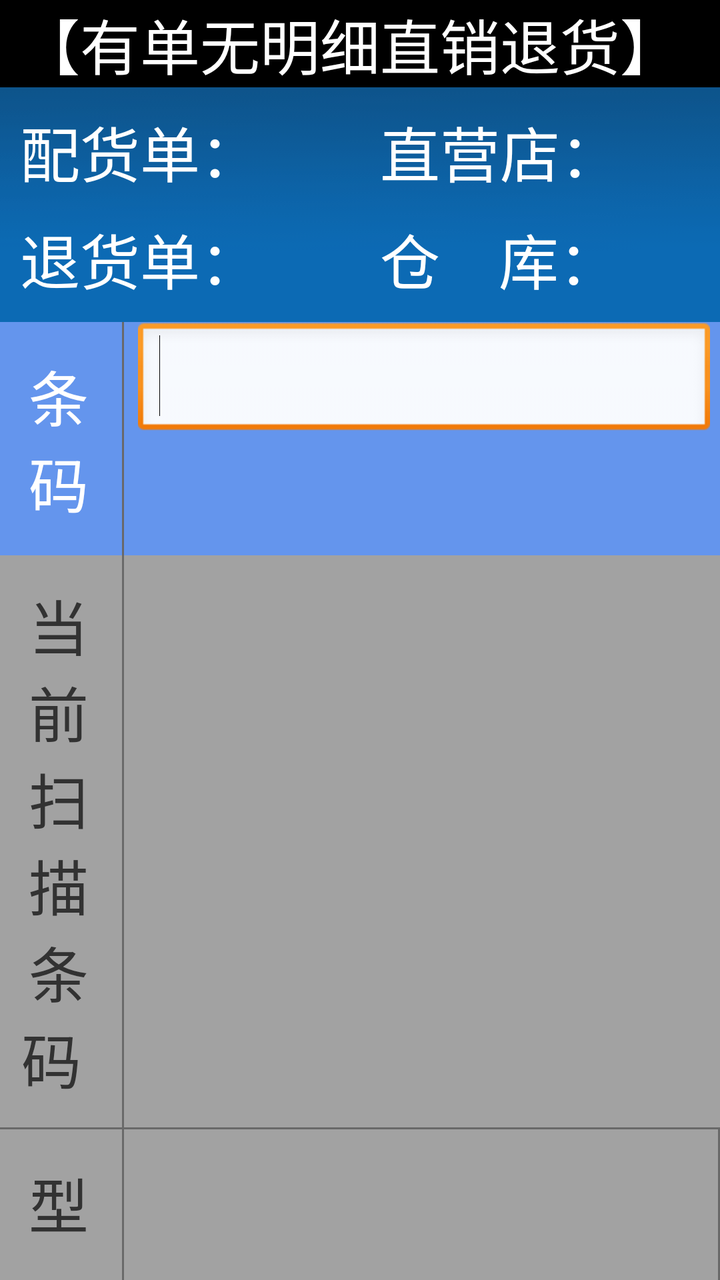
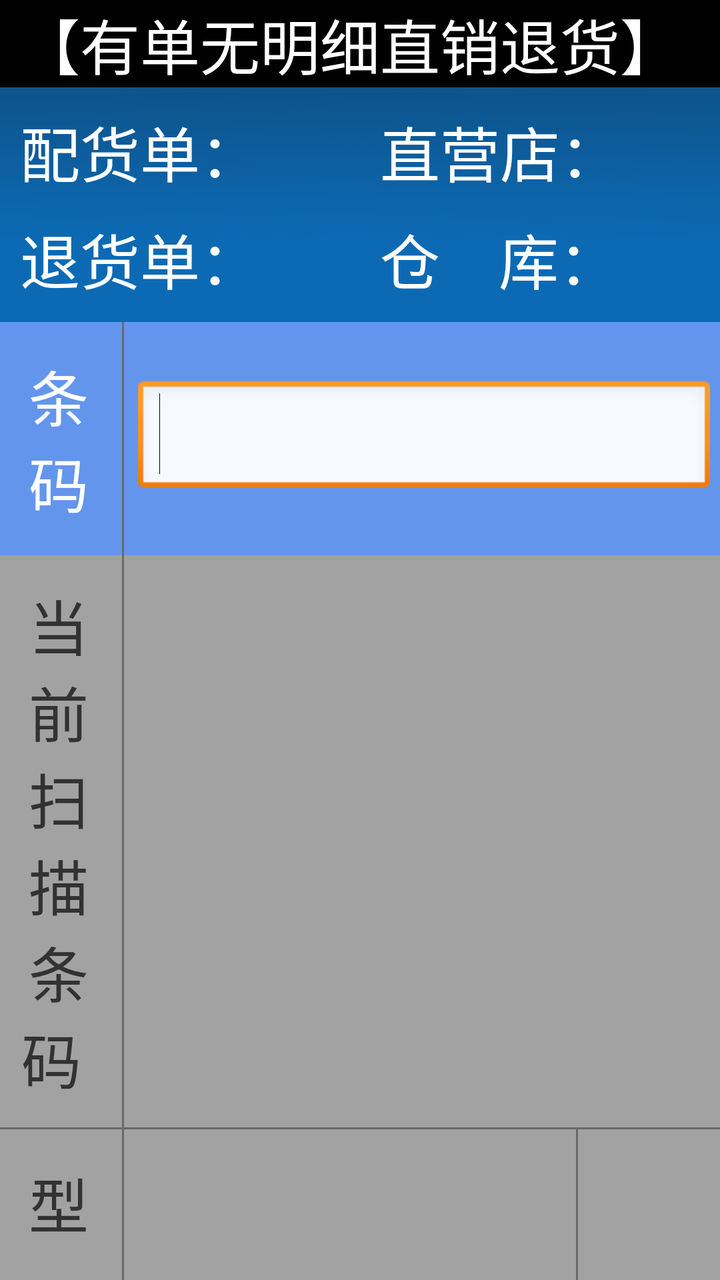

Screens rendered from an Android XML layout before and after an edit, with the pre-edit source and the edit as a unified diff.
<!-- AndroidManifest.xml: application theme android:Theme.Light.NoTitleBar -->
<!-- res/layout/new_p_dv_returnedpurchase_z_l_bill.xml -->
<?xml version="1.0" encoding="utf-8"?>
<LinearLayout xmlns:android="http://schemas.android.com/apk/res/android"
    xmlns:tools="http://schemas.android.com/tools"
    android:layout_width="match_parent"
    android:layout_height="match_parent"
    android:orientation="vertical"
    tools:ignore="HardcodedText,dpUsage,InefficientWeight,UselessLeaf" >

    <TextView
        android:id="@+id/tv_title"
        android:layout_width="match_parent"
        android:layout_height="wrap_content"
        android:background="@color/black"
        android:gravity="left"
        android:paddingLeft="10dp"
        android:text="【有单无明细直销退货】"
        android:textColor="@color/white"
        android:textSize="30dp" />

    <LinearLayout
        android:layout_width="match_parent"
        android:layout_height="wrap_content"
        android:background="@drawable/titlebar_back"
        android:gravity="center_vertical"
        android:orientation="horizontal" >

        <RelativeLayout
            android:id="@+id/relayout_left"
            android:layout_width="0dp"
            android:layout_height="fill_parent"
            android:layout_weight="1"
            android:gravity="center_vertical"
            android:paddingBottom="10dp"
            android:paddingTop="10dp" >

            <RelativeLayout
                android:id="@+id/relayout_source_billno"
                android:layout_width="match_parent"
                android:layout_height="wrap_content"
                android:visibility="visible" >

                <TextView
                    android:id="@+id/tv_source_billno_str"
                    android:layout_width="wrap_content"
                    android:layout_height="wrap_content"
                    android:layout_centerVertical="true"
                    android:layout_marginLeft="10dp"
                    android:text="配货单："
                    android:textColor="@color/white"
                    android:textSize="30dp" />

                <TextView
                    android:id="@+id/tv_source_billno"
                    android:layout_width="wrap_content"
                    android:layout_height="wrap_content"
                    android:layout_centerVertical="true"
                    android:layout_toRightOf="@id/tv_source_billno_str"
                    android:text=""
                    android:textColor="@color/white"
                    android:textSize="30dp" />
            </RelativeLayout>

            <RelativeLayout
                android:id="@+id/relayout_billno"
                android:layout_width="match_parent"
                android:layout_height="wrap_content"
                android:layout_below="@id/relayout_source_billno"
                android:layout_marginTop="10dp" >

                <TextView
                    android:id="@+id/tv_billno_str"
                    android:layout_width="wrap_content"
                    android:layout_height="wrap_content"
                    android:layout_centerVertical="true"
                    android:layout_marginLeft="10dp"
                    android:text="退货单："
                    android:textColor="@color/white"
                    android:textSize="30dp" />

                <TextView
                    android:id="@+id/tv_billno"
                    android:layout_width="wrap_content"
                    android:layout_height="wrap_content"
                    android:layout_centerVertical="true"
                    android:layout_toRightOf="@id/tv_billno_str"
                    android:text=""
                    android:textColor="@color/white"
                    android:textSize="30dp" />
            </RelativeLayout>
        </RelativeLayout>

        <RelativeLayout
            android:id="@+id/relayout_right"
            android:layout_width="0dp"
            android:layout_height="fill_parent"
            android:layout_weight="1"
            android:gravity="center_vertical"
            android:paddingBottom="10dp"
            android:paddingTop="10dp" >

            <RelativeLayout
                android:id="@+id/relayout_company"
                android:layout_width="match_parent"
                android:layout_height="wrap_content"
                android:visibility="visible" >

                <TextView
                    android:id="@+id/tv_company_str"
                    android:layout_width="wrap_content"
                    android:layout_height="wrap_content"
                    android:layout_centerVertical="true"
                    android:layout_marginLeft="10dp"
                    android:text="直营店："
                    android:textColor="@color/white"
                    android:textSize="30dp" />

                <TextView
                    android:id="@+id/tv_company_name"
                    android:layout_width="wrap_content"
                    android:layout_height="wrap_content"
                    android:layout_centerVertical="true"
                    android:layout_toRightOf="@id/tv_company_str"
                    android:text=""
                    android:textColor="@color/white"
                    android:textSize="30dp" />
            </RelativeLayout>

            <RelativeLayout
                android:id="@+id/relayout_stock"
                android:layout_width="match_parent"
                android:layout_height="wrap_content"
                android:layout_below="@id/relayout_company"
                android:layout_marginTop="10dp" >

                <TextView
                    android:id="@+id/tv_stock_str"
                    android:layout_width="wrap_content"
                    android:layout_height="wrap_content"
                    android:layout_centerVertical="true"
                    android:layout_marginLeft="10dp"
                    android:text="仓    库："
                    android:textColor="@color/white"
                    android:textSize="30dp" />

                <TextView
                    android:id="@+id/tv_stock_name"
                    android:layout_width="wrap_content"
                    android:layout_height="wrap_content"
                    android:layout_centerVertical="true"
                    android:layout_toRightOf="@id/tv_stock_str"
                    android:text=""
                    android:textColor="@color/white"
                    android:textSize="30dp" />
            </RelativeLayout>
        </RelativeLayout>
    </LinearLayout>

    <LinearLayout
        android:layout_width="match_parent"
        android:layout_height="wrap_content"
        android:background="@color/cornflowerblue"
        android:orientation="horizontal" >

        <TextView
            android:layout_width="0dp"
            android:layout_height="wrap_content"
            android:layout_weight="0.5"
            android:gravity="center"
            android:paddingBottom="15dp"
            android:paddingTop="15dp"
            android:text="条\t\t码"
            android:textColor="@color/white"
            android:textSize="30dp" />

        <View
            android:layout_width="1dp"
            android:layout_height="fill_parent"
            android:layout_marginLeft="2dp"
            android:layout_marginRight="2dp"
            android:background="#696969" />

        <LinearLayout
            android:layout_width="0dp"
            android:layout_height="wrap_content"
            android:layout_weight="2.5"
            android:gravity="center_vertical"
            android:orientation="horizontal" >

            <EditText
                android:id="@+id/et_barcode"
                android:layout_width="0dp"
                android:layout_height="match_parent"
                android:layout_marginLeft="5dp"
                android:layout_marginRight="5dp"
                android:layout_weight="1.5"
                android:ems="18"
                android:focusable="true"
                android:focusableInTouchMode="true"
                android:gravity="center_vertical"
                android:inputType="text"
                android:textSize="30dp" >

                <requestFocus />
            </EditText>

            <Spinner
                android:id="@+id/Spinner_type"
                android:layout_width="140dp"
                android:layout_height="50dp"
                android:gravity="center"
                android:spinnerMode="dialog"
                android:visibility="gone" />

            <Button
                android:id="@+id/btn_p_dv_returnedpurchase_z_l_bill_revoke"
                android:layout_width="0dp"
                android:layout_height="wrap_content"
                android:layout_marginLeft="10dp"
                android:layout_marginRight="10dp"
                android:layout_weight="0.5"
                android:text="撤销"
                android:visibility="gone" />
        </LinearLayout>
    </LinearLayout>

    <LinearLayout
        android:layout_width="match_parent"
        android:layout_height="wrap_content"
        android:background="#A2A2A2"
        android:orientation="horizontal" >

        <LinearLayout
            android:layout_width="0dp"
            android:layout_height="wrap_content"
            android:layout_marginBottom="3dp"
            android:layout_marginTop="3dp"
            android:layout_weight="0.5"
            android:orientation="vertical" >

            <TextView
                android:layout_width="match_parent"
                android:layout_height="wrap_content"
                android:gravity="center"
                android:paddingBottom="10dp"
                android:paddingTop="10dp"
                android:text="当前扫描条码 "
                android:textSize="30dp" />
        </LinearLayout>

        <View
            android:layout_width="1dp"
            android:layout_height="match_parent"
            android:layout_marginLeft="2dp"
            android:layout_marginRight="2dp"
            android:background="#696969" />

        <LinearLayout
            android:layout_width="0dp"
            android:layout_height="wrap_content"
            android:layout_gravity="center_vertical"
            android:layout_weight="2.5"
            android:orientation="vertical" >

            <TextView
                android:id="@+id/tv_show_code"
                android:layout_width="match_parent"
                android:layout_height="wrap_content"
                android:paddingLeft="5dp"
                android:text=""
                android:textSize="30dp" />
        </LinearLayout>
    </LinearLayout>

    <View
        android:layout_width="match_parent"
        android:layout_height="1dp"
        android:background="#696969" />

    <LinearLayout
        android:layout_width="fill_parent"
        android:layout_height="wrap_content"
        android:background="#A2A2A2"
        android:gravity="center_vertical"
        android:orientation="horizontal" >

        <LinearLayout
            android:layout_width="0dp"
            android:layout_height="wrap_content"
            android:layout_weight="0.5"
            android:orientation="vertical"
            android:paddingBottom="15dp"
            android:paddingTop="15dp" >

            <TextView
                android:id="@+id/TextView06"
                android:layout_width="match_parent"
                android:layout_height="wrap_content"
                android:gravity="center"
                android:text="型号色号 "
                android:textSize="30dp" />

            <TextView
                android:layout_width="match_parent"
                android:layout_height="wrap_content"
                android:gravity="center"
                android:text="(产品ID) "
                android:textSize="28dp" />
        </LinearLayout>

        <View
            android:layout_width="1dp"
            android:layout_height="match_parent"
            android:layout_marginLeft="2dp"
            android:layout_marginRight="2dp"
            android:background="#696969" />

        <LinearLayout
            android:layout_width="0dp"
            android:layout_height="wrap_content"
            android:layout_weight="2.5"
            android:orientation="vertical" >

            <TextView
                android:id="@+id/tv_model_colors"
                android:layout_width="match_parent"
                android:layout_height="wrap_content"
                android:paddingLeft="5dp"
                android:text=""
                android:textSize="30dp" />

            <TextView
                android:id="@+id/tv_goodsid"
                android:layout_width="match_parent"
                android:layout_height="wrap_content"
                android:paddingLeft="5dp"
                android:text=""
                android:textSize="28dp" />
        </LinearLayout>

        <View
            android:layout_width="1dp"
            android:layout_height="match_parent"
            android:background="#696969" />
    </LinearLayout>

    <LinearLayout
        android:layout_width="match_parent"
        android:layout_height="wrap_content"
        android:layout_weight="2.88"
        android:orientation="vertical" >

        <LinearLayout
            android:layout_width="match_parent"
            android:layout_height="80dp"
            android:gravity="center_vertical"
            android:orientation="horizontal" >

            <TextView
                android:id="@+id/TextView07"
                android:layout_width="0dp"
                android:layout_height="fill_parent"
                android:layout_weight="1"
                android:background="#D7D7D7"
                android:gravity="center"
                android:text="此型号累计"
                android:textSize="30dp" />

            <View
                android:layout_width="2dp"
                android:layout_height="fill_parent"
                android:background="#AEAEAE" />

            <TextView
                android:id="@+id/TextView09"
                android:layout_width="0dp"
                android:layout_height="fill_parent"
                android:layout_weight="1"
                android:background="#D7D7D7"
                android:gravity="center"
                android:text="合\t计"
                android:textSize="30dp" />
        </LinearLayout>

        <View
            android:layout_width="match_parent"
            android:layout_height="1dp"
            android:background="#AEAEAE" />

        <LinearLayout
            android:layout_width="match_parent"
            android:layout_height="fill_parent"
            android:gravity="center_vertical"
            android:orientation="horizontal" >

            <TextView
                android:id="@+id/tv_curqty"
                android:layout_width="0dp"
                android:layout_height="fill_parent"
                android:layout_weight="1"
                android:gravity="center"
                android:text="0"
                android:textColor="@color/darkgreen"
                android:textSize="60dp" />

            <View
                android:layout_width="2dp"
                android:layout_height="fill_parent"
                android:background="#AEAEAE" />

            <TextView
                android:id="@+id/tv_totalqty"
                android:layout_width="0dp"
                android:layout_height="fill_parent"
                android:layout_weight="1"
                android:gravity="center"
                android:text="0"
                android:textSize="60dp" />
        </LinearLayout>
    </LinearLayout>

    <LinearLayout
        android:id="@+id/LinearLayout01"
        android:layout_width="match_parent"
        android:layout_height="wrap_content"
        android:background="@drawable/titlebar_back"
        android:gravity="center"
        android:orientation="horizontal"
        android:paddingBottom="10dp"
        android:paddingTop="10dp" >

        <Button
            android:id="@+id/btn_list"
            android:layout_width="250dp"
            android:layout_height="80dp"
            android:text="明细"
            android:textSize="@dimen/show_title_size" />

        <Button
            android:id="@+id/btn_print"
            android:layout_width="250dp"
            android:layout_height="80dp"
            android:layout_marginLeft="30dp"
            android:text="打印"
            android:textSize="@dimen/show_title_size" />

        <Button
            android:id="@+id/btn_exit"
            android:layout_width="250dp"
            android:layout_height="80dp"
            android:layout_marginLeft="30dp"
            android:text="完成"
            android:textSize="@dimen/show_title_size" />
    </LinearLayout>

</LinearLayout>
<!-- resources referenced by this layout -->
<resources>
  <color name="black">#000000</color>
  <color name="cornflowerblue">#6495ED</color>
  <color name="darkgreen">#006400</color>
  <color name="white">#FFFFFF</color>
  <dimen name="show_title_size">30dp</dimen>
  <!-- drawable titlebar_back: png bitmap (drawable-hdpi, 3336 bytes) -->
</resources>

<!-- the commit's change to res/layout/new_p_dv_returnedpurchase_z_l_bill.xml (unified diff, before → after) -->
@@ -37,7 +37,7 @@
                 android:id="@+id/relayout_source_billno"
                 android:layout_width="match_parent"
                 android:layout_height="wrap_content"
-                android:visibility="visible" >
+                android:visibility="visible">
 
                 <TextView
                     android:id="@+id/tv_source_billno_str"
@@ -183,7 +183,8 @@
             android:layout_width="0dp"
             android:layout_height="wrap_content"
             android:layout_weight="2.5"
-            android:gravity="center_vertical"
+
+            android:layout_gravity="center_vertical"
             android:orientation="horizontal" >
 
             <EditText
@@ -299,12 +300,35 @@
                 android:text="型号色号 "
                 android:textSize="30dp" />
 
-            <TextView
-                android:layout_width="match_parent"
-                android:layout_height="wrap_content"
-                android:gravity="center"
-                android:text="(产品ID) "
-                android:textSize="28dp" />
+            
+            
+            
+            
+            
+            
+
+            <LinearLayout
+                android:layout_width="wrap_content"
+                android:layout_height="wrap_content"
+                android:orientation="horizontal"
+                android:gravity="center"
+                android:layout_gravity="center">
+                <TextView
+                    android:layout_width="match_parent"
+                    android:layout_height="wrap_content"
+                    android:gravity="center"
+                    android:text="(产品ID)"
+                    android:textSize="28dp" />
+                <TextView
+                    android:id="@+id/tv_instock_batch"
+                    android:layout_width="wrap_content"
+                    android:layout_height="wrap_content"
+                    android:text="批号"
+                    android:textSize="26dp"
+                    android:visibility="gone"
+                    android:layout_marginLeft="10dp"></TextView>
+            </LinearLayout>
+
         </LinearLayout>
 
         <View
@@ -317,7 +341,7 @@
         <LinearLayout
             android:layout_width="0dp"
             android:layout_height="wrap_content"
-            android:layout_weight="2.5"
+            android:layout_weight="1.9"
             android:orientation="vertical" >
 
             <TextView
@@ -328,19 +352,59 @@
                 android:text=""
                 android:textSize="30dp" />
 
-            <TextView
-                android:id="@+id/tv_goodsid"
-                android:layout_width="match_parent"
-                android:layout_height="wrap_content"
-                android:paddingLeft="5dp"
-                android:text=""
-                android:textSize="28dp" />
+            
+            
+            
+            
+            
+            
+            
+            <LinearLayout
+                android:layout_width="wrap_content"
+                android:layout_height="wrap_content"
+                android:orientation="horizontal"
+                android:gravity="center"
+                android:paddingLeft="10dp"
+                >
+                <TextView
+                    android:id="@+id/tv_goodsid"
+                    android:layout_width="match_parent"
+                    android:layout_height="wrap_content"
+                    android:text=""
+                    android:textSize="28dp" />
+
+                <TextView
+                    android:id="@+id/tv_text_batch"
+                    android:layout_width="wrap_content"
+                    android:layout_height="wrap_content"
+                    android:text=""
+                    android:textSize="26dp"
+                    android:visibility="gone"
+                    android:layout_marginLeft="30dp"></TextView>
+            </LinearLayout>
         </LinearLayout>
 
         <View
             android:layout_width="1dp"
             android:layout_height="match_parent"
             android:background="#696969" />
+        <LinearLayout
+            android:id="@+id/linear_batch_num"
+            android:layout_width="0dp"
+            android:layout_height="wrap_content"
+            android:layout_weight="0.6"
+            android:gravity="center"
+            android:orientation="horizontal" >
+
+            <Button
+                android:id="@+id/btn_batch_num"
+                android:layout_width="fill_parent"
+                android:layout_height="80dp"
+                android:layout_marginRight="20dp"
+                android:text="添加批号"
+                android:visibility="gone"
+                android:textSize="28dp" />
+        </LinearLayout>
     </LinearLayout>
 
     <LinearLayout
